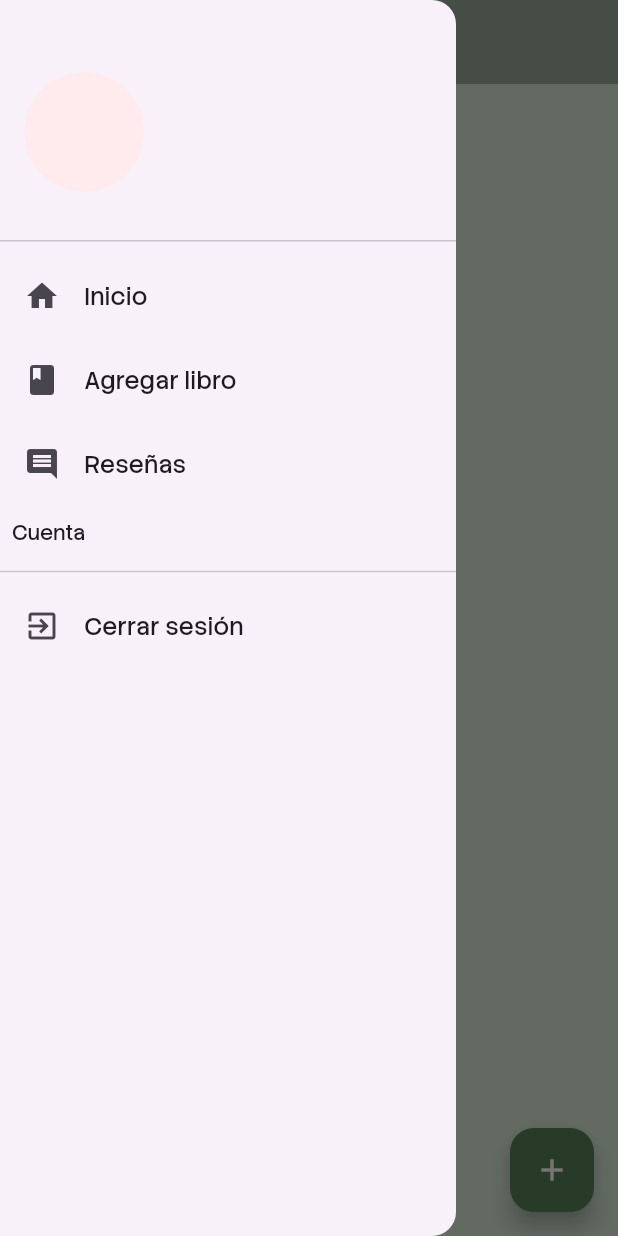
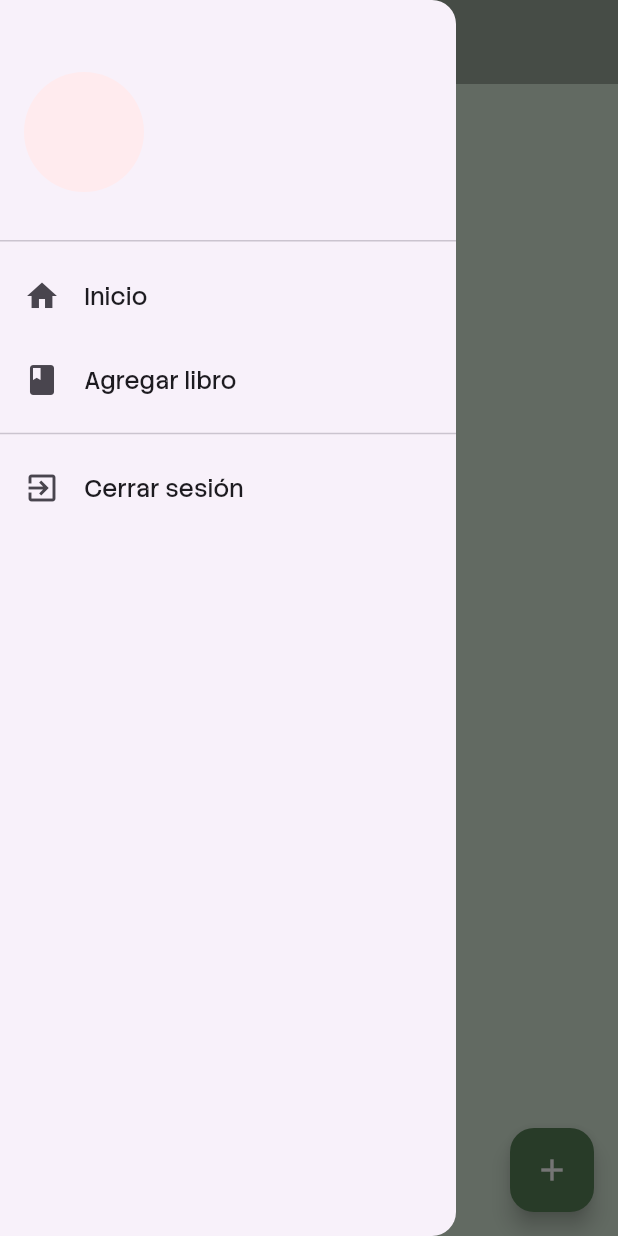
Before and after one commit to cariveraz0/APP-Lectura, a Flutter app: the HomePage screen opened by its route, with the side drawer open, on a phone screen of 412 x 824 dp. Run offline on Flutter 3.47's test engine with Material 3 defaults, Android fonts, the phone set to English and light mode, and no system bars; our stand-ins replace cloud_firestore, firebase_auth, firebase_core, firebase_storage, go_router, google_sign_in and 3 more; accounts and stored records are empty.

Commit message:
Arreglos casi finales al drawer y al AddLibro()

```diff
--- a/lib/src/widgets/custom_drawer.dart
+++ b/lib/src/widgets/custom_drawer.dart
@@ -4,7 +4,7 @@ import 'package:go_router/go_router.dart';
 import 'package:lectura_app/src/shared/utils.dart';
 
 class CustomDrawer extends StatelessWidget {
-  const CustomDrawer({super.key});
+  CustomDrawer({super.key});
 
   @override
   Widget build(BuildContext context) {
@@ -33,28 +33,22 @@ class CustomDrawer extends StatelessWidget {
                         ),
                 ),
                 Text('${FirebaseAuth.instance.currentUser?.displayName}'),
+
               ],
             ),
           ),
 
-          const ListTile(
+          ListTile(
             title: Text('Inicio'),
             leading: Icon(Icons.home),
           ),
 
-          const ListTile(
+          ListTile(
             title: Text('Agregar libro'),
             leading: Icon(Icons.book),
-          ),
-
-          const ListTile(
-            title: Text('Reseñas'),
-            leading: Icon(Icons.comment),
-          ),
-
-          const Padding(
-            padding: EdgeInsets.all(8.0),
-            child: Text('Cuenta'),
+            onTap: (){
+              context.push('/add');
+            },
           ),
 
           const Divider(),
@@ -68,8 +62,8 @@ class CustomDrawer extends StatelessWidget {
                 title: "Sesión cerrada",
                 color: Colors.red[300],
                 duracion: const Duration(seconds: 3),
+
               );
-
               await Future.delayed(const Duration(seconds: 2), () {
                 FirebaseAuth.instance.signOut();
                 if (!context.mounted) return;
--- a/lib/src/widgets/mytextfield.dart
+++ b/lib/src/widgets/mytextfield.dart
@@ -14,7 +14,7 @@ class MyTextfield extends StatefulWidget{
     required this.pmargin,
     required this.ppadding,
     required this.radio,
-    required this.color
+    required this.colorfondo
     });
 
   final TextInputType type;
@@ -27,7 +27,7 @@ class MyTextfield extends StatefulWidget{
   final EdgeInsetsGeometry pmargin;
   final EdgeInsetsGeometry ppadding;
   final double radio;
-  final Color color;
+  final Color colorfondo;
 
 
   @override
@@ -49,7 +49,7 @@ class _MyTextfieldState extends State<MyTextfield> {
       padding: widget.ppadding,
       decoration: BoxDecoration(
         borderRadius: BorderRadius.circular(widget.radio),
-        color: widget.color
+        color: widget.colorfondo
       ),
       child: Column(
         children: [
```
